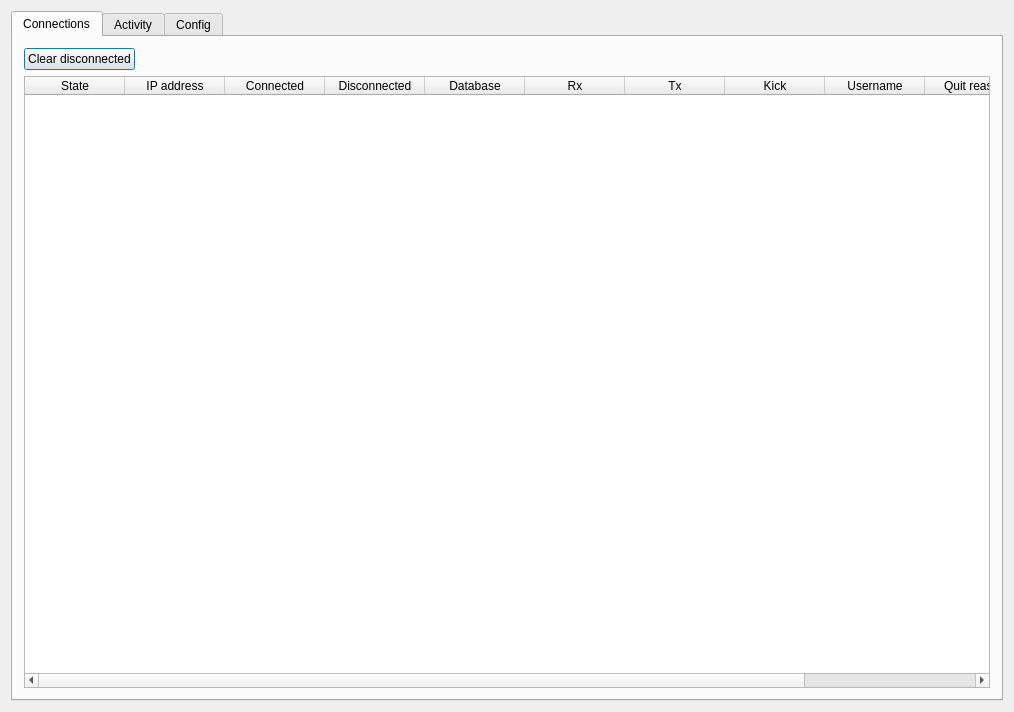
End1-1/Resort, file Server/dlgmain.ui: the form before one commit.
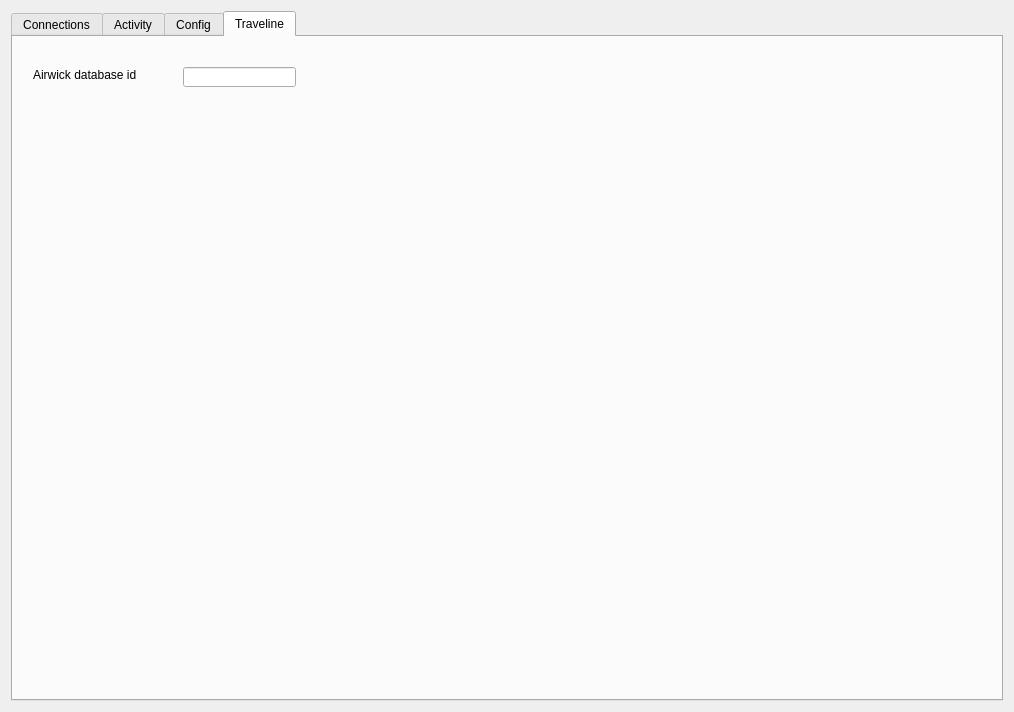
The form after the commit. The open tabs and pages were chosen to show the change.

```diff
--- a/Server/dlgmain.ui
+++ b/Server/dlgmain.ui
@@ -408,6 +408,34 @@
        </item>
       </layout>
      </widget>
+     <widget class="QWidget" name="tab_3">
+      <attribute name="title">
+       <string>Traveline</string>
+      </attribute>
+      <widget class="QLabel" name="label_13">
+       <property name="geometry">
+        <rect>
+         <x>20</x>
+         <y>30</y>
+         <width>121</width>
+         <height>16</height>
+        </rect>
+       </property>
+       <property name="text">
+        <string>Airwick database id</string>
+       </property>
+      </widget>
+      <widget class="QLineEdit" name="leTravelineDB">
+       <property name="geometry">
+        <rect>
+         <x>170</x>
+         <y>30</y>
+         <width>113</width>
+         <height>20</height>
+        </rect>
+       </property>
+      </widget>
+     </widget>
     </widget>
    </item>
   </layout>
```
Left out of the diff: 12 changed lines with no effect on the pictures.
